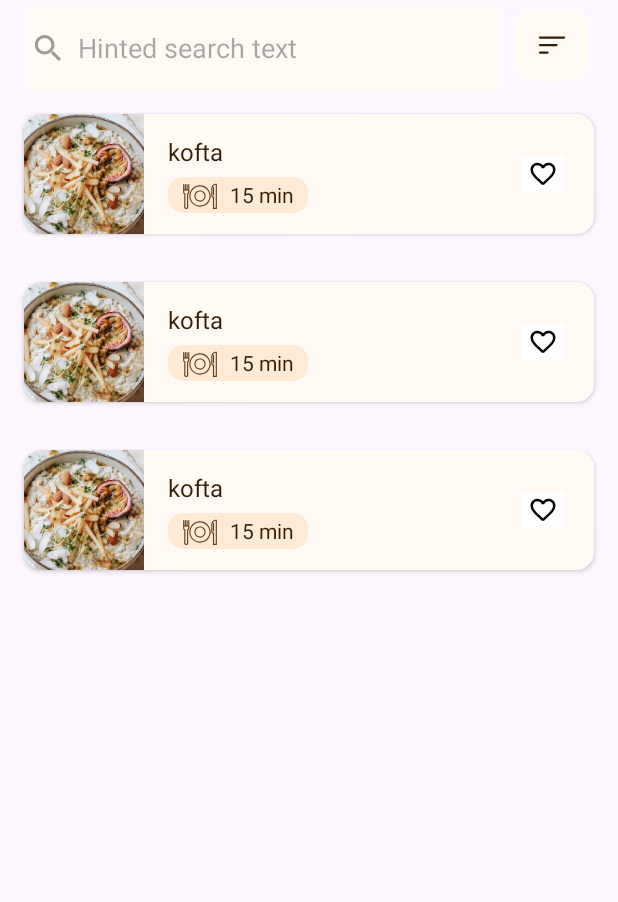
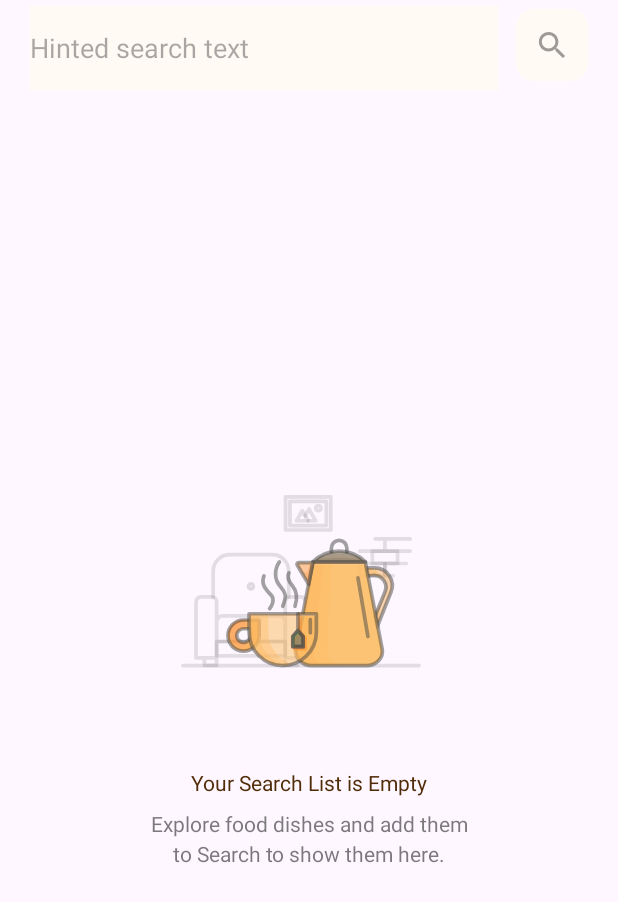
Before and after one commit to Android-Geeks/Masala, an Android app: the layout fragment_search.xml on its own in the app's theme, with its tools: preview values and no code run, on a phone screen of 412 x 824 dp. Shown: the top 902 px of the screen. Run offline under Robolectric (Android 15) with nearby library versions, the phone set to English and light mode, and no system bars; Roboto replaces fonts that are not available here.

Commit message:
Search Fragment

```diff
--- a/app/src/main/res/layout/card_view_search.xml
+++ b/app/src/main/res/layout/card_view_search.xml
@@ -4,7 +4,9 @@
     xmlns:tools="http://schemas.android.com/tools"
     android:layout_width="match_parent"
     android:layout_height="80dp"
-    android:layout_margin="@dimen/size_big"
+    android:layout_marginStart="16dp"
+    android:layout_marginEnd="16dp"
+    android:layout_marginTop="16dp"
     android:background="@color/off_white"
     app:cardCornerRadius="12dp">
 
--- a/app/src/main/res/layout/fragment_search.xml
+++ b/app/src/main/res/layout/fragment_search.xml
@@ -17,12 +17,12 @@
         android:layout_marginStart="@dimen/size_big"
         android:layout_marginTop="4dp"
         android:layout_marginEnd="8dp"
-        android:drawableStart="@drawable/search_icon"
-        android:drawablePadding="8dp"
+
         app:layout_constraintEnd_toStartOf="@id/button_search"
         app:layout_constraintStart_toStartOf="parent"
         app:layout_constraintTop_toTopOf="parent"
         android:importantForAutofill="no" />
+
 
     <TextView
         android:id="@+id/button_search"
@@ -34,10 +34,11 @@
         app:layout_constraintEnd_toEndOf="parent"
         app:layout_constraintStart_toEndOf="@+id/search_bar"
         app:layout_constraintTop_toTopOf="parent"
-        app:drawableEndCompat="@drawable/three_lines_icon" />
+        app:drawableEndCompat="@drawable/search_icon" />
 
     <androidx.recyclerview.widget.RecyclerView
         android:id="@+id/searched_recycler"
+        android:visibility="gone"
         android:layout_width="match_parent"
         android:layout_height="wrap_content"
         app:layout_constraintEnd_toEndOf="parent"
@@ -45,7 +46,13 @@
         app:layout_constraintTop_toBottomOf="@+id/search_bar"
         app:layoutManager="androidx.recyclerview.widget.LinearLayoutManager"
         tools:listitem="@layout/card_view_search"/>
-
-
+    <include
+        android:id="@+id/empty_search"
+        layout="@layout/empty_search_results_screen"
+        app:layout_constraintStart_toStartOf="parent"
+        app:layout_constraintEnd_toEndOf="parent"
+        app:layout_constraintTop_toBottomOf="@id/search_bar"
+        app:layout_constraintBottom_toBottomOf="parent"
+        />
 
 </androidx.constraintlayout.widget.ConstraintLayout>
```
Also changed, not shown: app/src/main/java/com/example/masala_food_recipes/ui/fragment/SearchFragment.kt (+23 -4 lines).
